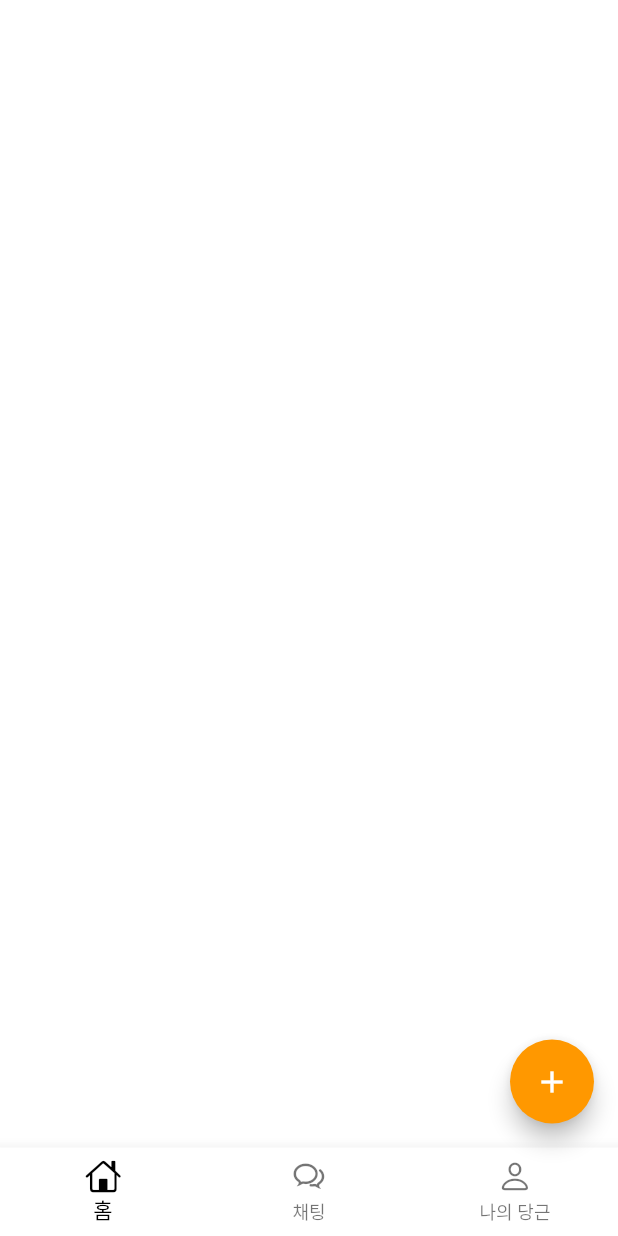
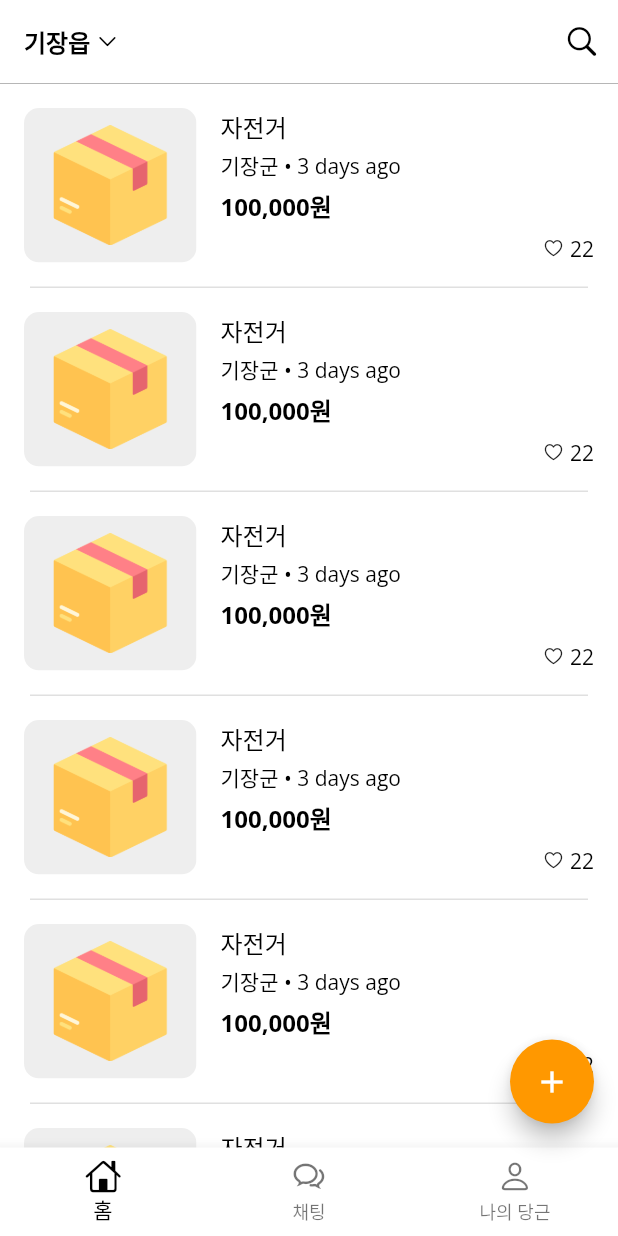
Before and after one commit to 111coding/Flutter-CarrotMarket, a Flutter app: the screen it shows after launch, on a phone screen of 412 x 824 dp. Run offline on Flutter 3.47's test engine with Material 2 defaults, Android fonts, the phone set to English and light mode, and no system bars; our stand-ins replace google_fonts, hooks_riverpod, jiffy, lottie, riverpod; statements that could not run were skipped.

Commit message:
012-ProductPage

```diff
--- a/lib/main.dart
+++ b/lib/main.dart
@@ -2,9 +2,11 @@ import 'package:flutter/material.dart';
 import 'package:flutter_carrotmarket/core/provider_logger.dart';
 import 'package:flutter_carrotmarket/core/routes.dart';
 import 'package:hooks_riverpod/hooks_riverpod.dart';
+import 'package:jiffy/jiffy.dart';
 import 'core/theme.dart';
 
 void main() async {
+  await Jiffy.locale("ko"); // date util local
   runApp(ProviderScope(
     observers: [ProviderLogger()],
     child: const CarrotMarketUI(),
--- /dev/null
+++ b/lib/utils/carrot_date_utils.dart
@@ -0,0 +1,19 @@
+import 'package:jiffy/jiffy.dart';
+
+class CarrotDateUtils {
+  static String fromNow(DateTime date) {
+    return Jiffy(date, "yyyy-MM-dd").fromNow();
+  }
+
+  static String compareString(DateTime updateAt, DateTime createAt) {
+    if (Jiffy(updateAt).diff(createAt, Units.HOUR) > 0) {
+      return "끌올 ${Jiffy(updateAt, "yyyy-MM-dd").fromNow()}";
+    }
+    return Jiffy(createAt, "yyyy-MM-dd").fromNow();
+  }
+
+  static bool canUpdateTime(DateTime updateAt, DateTime createAt) {
+    // 테스트용으로 3시간으로 해놓음!
+    return Jiffy(updateAt).diff(DateTime.now(), Units.HOUR).abs() >= 3;
+  }
+}
--- /dev/null
+++ b/lib/views/components/grey_line.dart
@@ -0,0 +1,21 @@
+import 'package:flutter/material.dart';
+import 'package:flutter_carrotmarket/core/size.dart';
+
+class GreyLine extends StatelessWidget {
+  const GreyLine({
+    super.key,
+    this.margin = kHorizontalPadding,
+  });
+
+  final double margin;
+
+  @override
+  Widget build(BuildContext context) {
+    return Container(
+      margin: EdgeInsets.symmetric(horizontal: margin),
+      width: double.infinity,
+      height: 1,
+      color: Colors.grey[300],
+    );
+  }
+}
--- a/lib/views/pages/main_page/components/main_app_bar.dart
+++ b/lib/views/pages/main_page/components/main_app_bar.dart
@@ -1,5 +1,10 @@
 import 'package:flutter/material.dart';
+import 'package:flutter_carrotmarket/views/pages/product_page/components/product_app_bar.dart';
 
 AppBar mainAppBar(int index) {
+  switch (index) {
+    case 0:
+      return ProductAppBar();
+  }
   return AppBar();
 }
--- /dev/null
+++ b/lib/views/pages/product_page/components/product_item.dart
@@ -0,0 +1,47 @@
+import 'package:flutter/material.dart';
+import 'package:flutter_carrotmarket/core/routes.dart';
+import 'package:hooks_riverpod/hooks_riverpod.dart';
+
+import 'product_item_detail.dart';
+
+class ProductItem extends ConsumerWidget {
+  const ProductItem({super.key});
+
+  @override
+  Widget build(BuildContext context, WidgetRef ref) {
+    return GestureDetector(
+      onTap: () {
+        Routes.productDetail.push();
+      },
+      child: Container(
+        height: 135.0,
+        padding: const EdgeInsets.all(16.0),
+        child: Row(
+          children: [
+            _image(),
+            const SizedBox(width: 16.0),
+            const ProductItemDetail(),
+          ],
+        ),
+      ),
+    );
+  }
+
+  Widget _image() {
+    return ClipRRect(
+      borderRadius: BorderRadius.circular(10.0),
+      child: Container(
+        color: Colors.grey[200],
+        width: 115,
+        height: 115,
+        alignment: Alignment.center,
+        child: Image.asset(
+          "assets/png/goods.png",
+          width: 80,
+          height: 80,
+          fit: BoxFit.fill,
+        ),
+      ),
+    );
+  }
+}
--- /dev/null
+++ b/lib/views/pages/product_page/components/product_item_detail.dart
@@ -0,0 +1,56 @@
+import 'package:flutter/cupertino.dart';
+import 'package:flutter_carrotmarket/core/theme.dart';
+import 'package:flutter_carrotmarket/utils/carrot_date_utils.dart';
+import 'package:intl/intl.dart';
+
+class ProductItemDetail extends StatelessWidget {
+  const ProductItemDetail({super.key});
+
+  @override
+  Widget build(BuildContext context) {
+    return Expanded(
+      child: Column(
+        crossAxisAlignment: CrossAxisAlignment.start,
+        children: [
+          Text("자전거", style: textTheme().bodyText1),
+          const SizedBox(height: 4.0),
+          Text('기장군 • ${CarrotDateUtils.compareString(
+            DateTime.now(),
+            DateTime.now().add(const Duration(days: -3)),
+          )}'),
+          const SizedBox(height: 4.0),
+          Text(
+            '100,000원',
+            style: textTheme().headline2,
+          ),
+          const Spacer(),
+          Row(
+            mainAxisAlignment: MainAxisAlignment.end,
+            children: [
+              const SizedBox(width: 8.0),
+              _buildIcons(
+                22,
+                CupertinoIcons.heart,
+              ),
+            ],
+          )
+        ],
+      ),
+    );
+  }
+
+  String numberFormat(String price) {
+    final formatter = NumberFormat('#,###');
+    return formatter.format(int.parse(price));
+  }
+
+  Widget _buildIcons(int count, IconData iconData) {
+    return Row(
+      children: [
+        Icon(iconData, size: 14.0),
+        const SizedBox(width: 4.0),
+        Text('$count'),
+      ],
+    );
+  }
+}
--- /dev/null
+++ b/lib/views/pages/product_page/components/product_list_view.dart
@@ -0,0 +1,17 @@
+import 'package:flutter/material.dart';
+import 'package:flutter_carrotmarket/views/components/grey_line.dart';
+import 'package:flutter_carrotmarket/views/pages/product_page/components/product_item.dart';
+import 'package:hooks_riverpod/hooks_riverpod.dart';
+
+class ProductListView extends ConsumerWidget {
+  const ProductListView({super.key});
+
+  @override
+  Widget build(BuildContext context, WidgetRef ref) {
+    return ListView.separated(
+      itemBuilder: (context, index) => const ProductItem(),
+      separatorBuilder: (context, index) => const GreyLine(),
+      itemCount: 20,
+    );
+  }
+}
--- a/lib/views/pages/product_page/product_page.dart
+++ b/lib/views/pages/product_page/product_page.dart
@@ -1,10 +1,11 @@
 import 'package:flutter/material.dart';
+import 'package:flutter_carrotmarket/views/pages/product_page/components/product_list_view.dart';
 
 class ProductPage extends StatelessWidget {
   const ProductPage({super.key});
 
   @override
   Widget build(BuildContext context) {
-    return Container();
+    return const ProductListView();
   }
 }
```
Also changed, not shown: lib/views/components/appbar_preferred_size.dart (added, +14 -0 lines), lib/views/components/custom_drop_down.dart (added, +89 -0 lines), lib/views/pages/product_page/components/product_app_bar.dart (added, +62 -0 lines).
